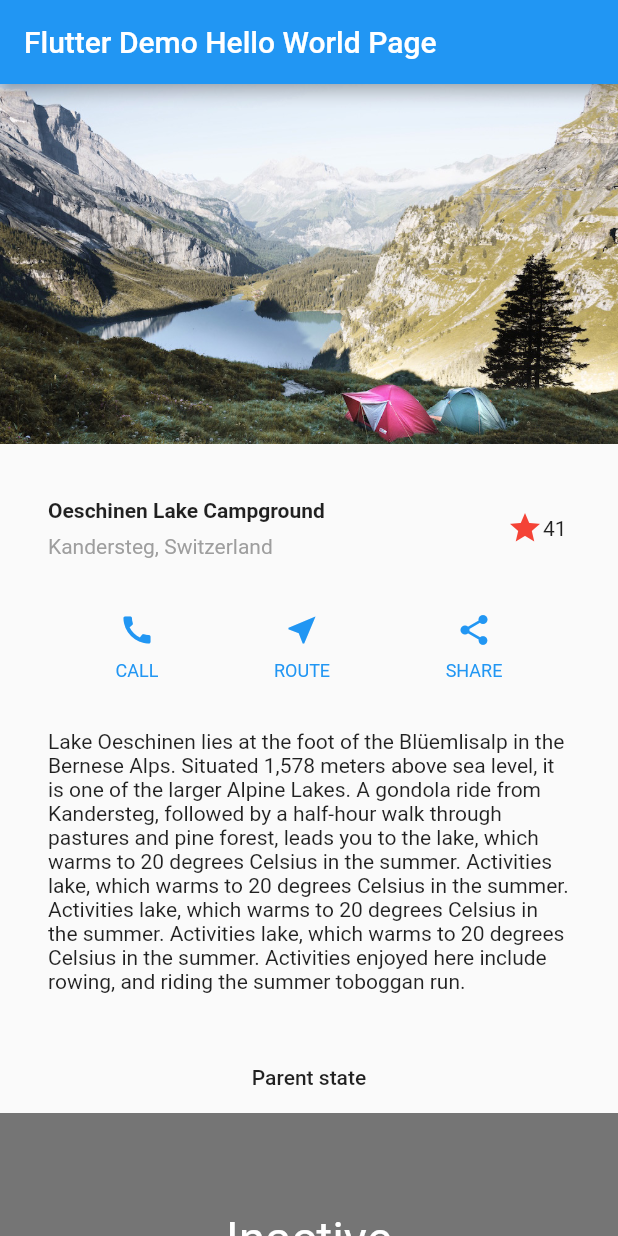
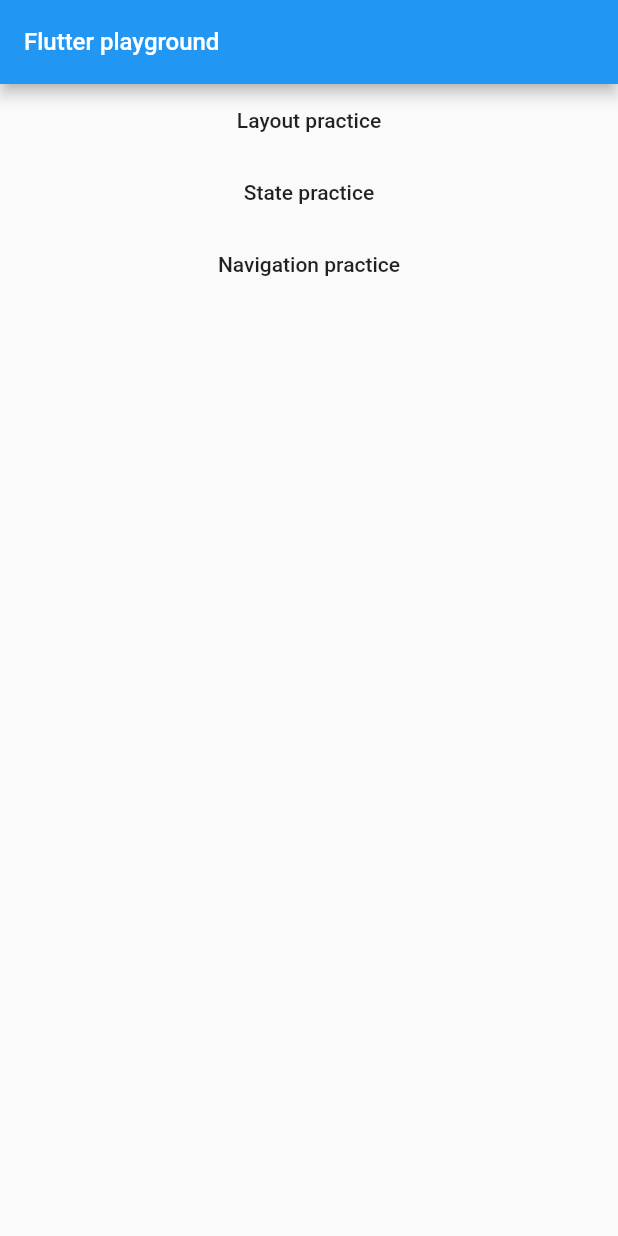
Before and after one commit to VictorGus/Flutter-Playground, a Flutter app: the screen it shows after launch, on a phone screen of 412 x 824 dp. Run offline on Flutter 3.47's test engine with Material 2 defaults, Android fonts, the phone set to English and light mode, and no system bars.

Commit message:
separate parts

```diff
--- a/lib/main.dart
+++ b/lib/main.dart
@@ -1,249 +1,50 @@
 import 'package:flutter/material.dart';
 import 'package:flutter/foundation.dart';
+import 'state.dart';
+import 'layout.dart';
+import 'navigation.dart';
 
 void main() {
   runApp(MaterialApp(home: MyApp()));
 }
 
-class ParentWidget extends StatefulWidget {
-  @override
-  _ParentWidgetState createState() => _ParentWidgetState();
-}
-
-class _ParentWidgetState extends State {
-  bool _active = false;
-
-  void _handleTapboxChange(bool value) {
-    setState(() {
-      _active = value;
-    });
-  }
-
+class MyApp extends StatelessWidget {
   @override
   Widget build(BuildContext context) {
-    return Container(
-        padding: EdgeInsets.only(top: 15),
-        child: TapboxB(active: _active, onChanged: _handleTapboxChange));
+    return MaterialApp(routes: {
+      "/layout": (context) => LayoutPage(),
+      "/state": (context) => StateScreen(),
+      "/navigation": (context) => BooksApp()
+    }, home: NavigationMenu());
   }
 }
 
-class TapboxB extends StatelessWidget {
-  TapboxB({Key key, this.active: false, @required this.onChanged})
-      : super(key: key);
-
-  final bool active;
-  final ValueChanged<bool> onChanged;
-
-  void _handleTap() {
-    onChanged(!active);
-  }
-
+class NavigationMenu extends StatelessWidget {
+  @override
   Widget build(BuildContext context) {
-    return GestureDetector(
-      onTap: _handleTap,
-      child: Container(
-        child: Column(
-          mainAxisAlignment: MainAxisAlignment.center,
-          children: [
-            Text(
-              active ? 'Active' : 'Inactive',
-              style: TextStyle(fontSize: 32.0, color: Colors.white),
-            ),
-            Container(
-              child: Text("Parent widget state"),
-              padding: EdgeInsets.only(top: 15),
-            )
-          ],
-        ),
-        width: 200.0,
-        height: 200.0,
-        decoration: BoxDecoration(
-          color: active ? Colors.lightGreen[700] : Colors.grey[600],
-        ),
+    return Scaffold(
+      appBar: AppBar(
+        title: Text("Flutter playground", style: TextStyle(fontSize: 16)),
+      ),
+      body: Column(
+        children: [
+          FlatButton(
+              onPressed: () {
+                Navigator.pushNamed(context, "/layout");
+              },
+              child: Center(child: Text("Layout practice"))),
+          FlatButton(
+              onPressed: () {
+                Navigator.pushNamed(context, "/state");
+              },
+              child: Center(child: Text("State practice"))),
+          FlatButton(
+              onPressed: () {
+                Navigator.pushNamed(context, "/navigation");
+              },
+              child: Center(child: Text("Navigation practice")))
+        ],
       ),
     );
   }
 }
-
-class TapboxA extends StatefulWidget {
-  TapboxA({Key key}) : super(key: key);
-
-  @override
-  _TapboxAState createState() => _TapboxAState();
-}
-
-class _TapboxAState extends State<TapboxA> {
-  bool _active = false;
-
-  void _handleTap() {
-    setState(() {
-      _active = !_active;
-    });
-  }
-
-  Widget build(BuildContext context) {
-    return GestureDetector(
-        onTap: _handleTap,
-        child: Container(
-            child: Column(
-              children: [
-                Text(_active ? 'Active' : 'Inactive',
-                    style: TextStyle(fontSize: 32.0, color: Colors.white)),
-                Container(
-                    child: Text('Widget state itself'),
-                    padding: EdgeInsets.only(top: 15))
-              ],
-              mainAxisAlignment: MainAxisAlignment.center,
-            ),
-            width: 200,
-            height: 200,
-            decoration: BoxDecoration(
-              color: _active ? Colors.lightGreen[700] : Colors.grey[600],
-            )));
-  }
-}
-
-class FavoriteWidget extends StatefulWidget {
-  @override
-  _FavoriteWidgetState createState() => _FavoriteWidgetState();
-}
-
-class _FavoriteWidgetState extends State<FavoriteWidget> {
-  bool _isFavorited = true;
-  int _favoriteCount = 41;
-  void _toggleFavorite() {
-    setState(() {
-      if (_isFavorited) {
-        _favoriteCount -= 1;
-        _isFavorited = false;
-      } else {
-        _isFavorited = true;
-        _favoriteCount += 1;
-      }
-    });
-  }
-
-  @override
-  Widget build(BuildContext context) {
-    return Row(
-      mainAxisSize: MainAxisSize.min,
-      children: [
-        Container(
-            padding: EdgeInsets.all(0),
-            child: IconButton(
-              padding: EdgeInsets.all(0),
-              alignment: Alignment.centerRight,
-              icon: (_isFavorited ? Icon(Icons.star) : Icon(Icons.star_border)),
-              color: Colors.red,
-              onPressed: _toggleFavorite,
-            )),
-        SizedBox(width: 18, child: Container(child: Text('$_favoriteCount')))
-      ],
-    );
-  }
-}
-
-class StateScreen extends StatelessWidget {
-  @override
-  Widget build(BuildContext context) {
-    return Scaffold(appBar: AppBar(), body: Center(child: ParentWidget()));
-  }
-}
-
-class MyApp extends StatelessWidget {
-  Column _buildButtonColumn(IconData icon, String title, Color color) {
-    return (Column(
-      mainAxisSize: MainAxisSize.min,
-      mainAxisAlignment: MainAxisAlignment.center,
-      children: [
-        Icon(icon, color: color),
-        Container(
-            margin: const EdgeInsets.only(top: 8),
-            child: Text(title,
-                style: TextStyle(
-                    fontSize: 12, fontWeight: FontWeight.w400, color: color)))
-      ],
-    ));
-  }
-
-  @override
-  Widget build(BuildContext context) {
-    Color color = Theme.of(context).primaryColor;
-
-    Widget buttonSection = Container(
-      child: Row(
-        mainAxisAlignment: MainAxisAlignment.spaceEvenly,
-        children: [
-          _buildButtonColumn(Icons.call, "CALL", color),
-          _buildButtonColumn(Icons.near_me, "ROUTE", color),
-          _buildButtonColumn(Icons.share, "SHARE", color)
-        ],
-      ),
-    );
-
-    Widget titleSection = Container(
-      padding: const EdgeInsets.all(32),
-      child: Row(children: <Widget>[
-        Expanded(
-          child: Column(
-            crossAxisAlignment: CrossAxisAlignment.start,
-            children: [
-              Container(
-                  padding: const EdgeInsets.only(bottom: 8),
-                  child: Text('Oeschinen Lake Campground',
-                      style: TextStyle(fontWeight: FontWeight.bold))),
-              Text('Kandersteg, Switzerland',
-                  style: TextStyle(color: Colors.grey[500]))
-            ],
-          ),
-        ),
-        FavoriteWidget()
-      ]),
-    );
-
-    Widget textSection = Container(
-        padding: const EdgeInsets.all(32),
-        child: Text(
-          'Lake Oeschinen lies at the foot of the Blüemlisalp in the Bernese '
-          'Alps. Situated 1,578 meters above sea level, it is one of the '
-          'larger Alpine Lakes. A gondola ride from Kandersteg, followed by a '
-          'half-hour walk through pastures and pine forest, leads you to the '
-          'lake, which warms to 20 degrees Celsius in the summer. Activities '
-          'lake, which warms to 20 degrees Celsius in the summer. Activities '
-          'lake, which warms to 20 degrees Celsius in the summer. Activities '
-          'lake, which warms to 20 degrees Celsius in the summer. Activities '
-          'enjoyed here include rowing, and riding the summer toboggan run.',
-          softWrap: true,
-        ));
-
-    Widget imageSection = Container(
-        child: Image.asset('images/lake.jpg',
-            width: 600, height: 240, fit: BoxFit.cover));
-
-    return MaterialApp(
-      title: 'Flutter Hollo World Page',
-      theme: ThemeData(
-        primarySwatch: Colors.blue,
-        visualDensity: VisualDensity.adaptivePlatformDensity,
-      ),
-      home: Builder(
-          builder: (context) => Scaffold(
-              body: ListView(
-                children: [
-                  imageSection,
-                  titleSection,
-                  buttonSection,
-                  textSection,
-                  FlatButton(
-                      onPressed: () => Navigator.push(context,
-                              MaterialPageRoute(builder: (context) {
-                            return StateScreen();
-                          })),
-                      child: Text("Parent state")),
-                  TapboxA(),
-                ],
-              ),
-              appBar: AppBar(title: Text('Flutter Demo Hello World Page')))),
-    );
-  }
-}
```
Also changed, not shown: lib/layout.dart (added, +127 -0 lines), lib/navigation.dart (added, +127 -0 lines), lib/state.dart (added, +107 -0 lines).
